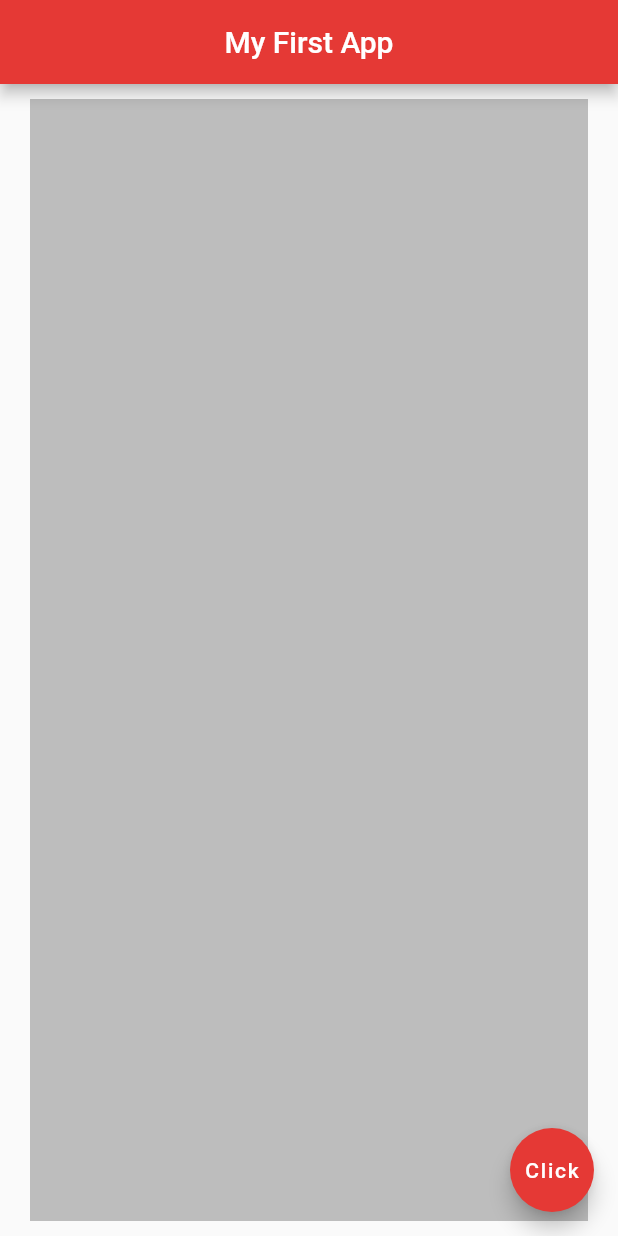
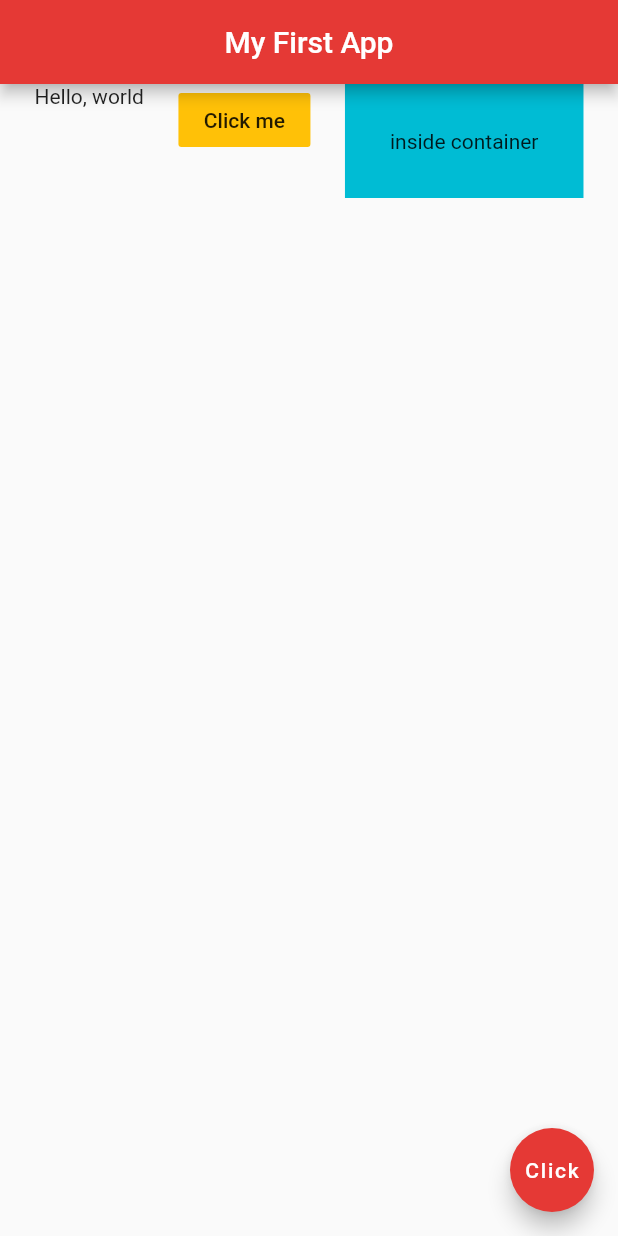
Before and after one commit to Sunilpore/FlutterBasics, a Flutter app: the screen it shows after launch, on a phone screen of 412 x 824 dp. Run offline on Flutter 3.47's test engine with Material 2 defaults, Android fonts, the phone set to English and light mode, and no system bars.

```diff
--- a/my_flutter_app/lib/main.dart
+++ b/my_flutter_app/lib/main.dart
@@ -1,9 +1,54 @@
+import 'package:flutter/cupertino.dart';
 import 'package:flutter/material.dart';
 
 void main() =>
   runApp(MaterialApp(
-    home: ContainerDemo(),
+    home: RowWidgetDemo(),
   ));
+
+//-------------------------------------------------//
+//Rows and Columns//
+//-------------------------------------------------//
+
+/**
+ * Add views inside Row widget
+ */
+class RowWidgetDemo extends StatelessWidget {
+
+  @override
+  Widget build(BuildContext context) {
+    return Scaffold(
+      appBar: AppBar(
+        title: Text('My First App'),
+        centerTitle: true,
+        backgroundColor: Colors.red[600],
+      ),
+      body: Row(
+        mainAxisAlignment: MainAxisAlignment.spaceEvenly,
+        crossAxisAlignment: CrossAxisAlignment.start,
+        children: [
+          Text('Hello, world'),
+          FlatButton(
+              onPressed: (){},
+              color: Colors.amber,
+              child: Text('Click me')
+          ),
+          Container(
+            color: Colors.cyan,
+            padding: EdgeInsets.all(30.0),
+            child: Text('inside container'),
+          )
+        ],
+      ),
+      floatingActionButton: FloatingActionButton(
+        onPressed: () {},
+        child: Text('Click'),
+        backgroundColor: Colors.red[600],
+      ),
+    );
+  }
+}
+
 
 
 //-------------------------------------------------//
```
Also changed, not shown: 1 other file.
